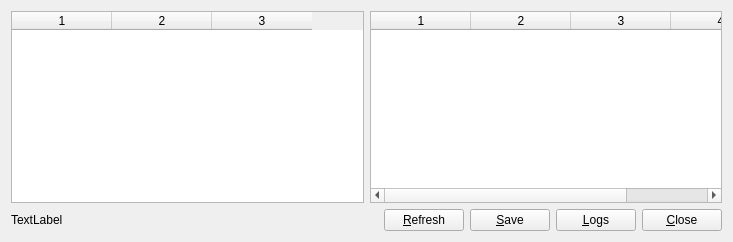
Before: the Qt Designer form ui/main.ui in KenjiTakahashi/gayeogi, drawn with Qt 5.
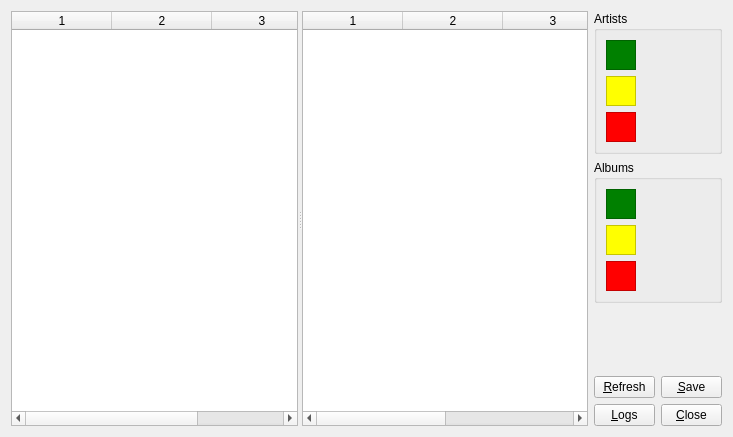
After: the same form once the commit is applied.

The edit to the form file:
```diff
--- a/ui/main.ui
+++ b/ui/main.ui
@@ -7,10 +7,10 @@
     <x>0</x>
     <y>0</y>
     <width>733</width>
-    <height>242</height>
+    <height>437</height>
    </rect>
   </property>
-  <layout class="QVBoxLayout" name="verticalLayout">
+  <layout class="QHBoxLayout" name="horizontalLayout_2">
    <item>
     <widget class="QWidget" name="widget" native="true">
      <layout class="QHBoxLayout" name="horizontalLayout">
@@ -18,6 +18,10 @@
        <number>0</number>
       </property>
       <item>
+       <widget class="QSplitter" name="splitter">
+        <property name="orientation">
+         <enum>Qt::Horizontal</enum>
+        </property>
        <widget class="QTableWidget" name="artists">
         <property name="editTriggers">
          <set>QAbstractItemView::NoEditTriggers</set>
@@ -44,8 +48,6 @@
         <column/>
         <column/>
        </widget>
-      </item>
-      <item>
        <widget class="QTableWidget" name="albums">
         <property name="editTriggers">
          <set>QAbstractItemView::NoEditTriggers</set>
@@ -70,44 +72,191 @@
         <column/>
         <column/>
        </widget>
+       </widget>
       </item>
      </layout>
     </widget>
    </item>
    <item>
-    <widget class="QWidget" name="widget_2" native="true">
-     <property name="maximumSize">
-      <size>
-       <width>16777215</width>
-       <height>27</height>
-      </size>
-     </property>
-     <layout class="QHBoxLayout" name="horizontalLayout_2">
+    <widget class="QWidget" name="widget_3" native="true">
+     <layout class="QGridLayout" name="gridLayout">
       <property name="margin">
        <number>0</number>
       </property>
-      <item>
-       <widget class="QLabel" name="label">
-        <property name="text">
-         <string>TextLabel</string>
+      <item row="0" column="0" colspan="2">
+       <widget class="QGroupBox" name="artistsStats">
+        <property name="title">
+         <string>Artists</string>
         </property>
-       </widget>
-      </item>
-      <item>
-       <spacer name="horizontalSpacer">
+        <layout class="QFormLayout" name="formLayout">
+         <item row="0" column="1">
+          <widget class="QLabel" name="artistsGreen"/>
+         </item>
+         <item row="1" column="0">
+          <widget class="QFrame" name="frame_2">
+           <property name="minimumSize">
+            <size>
+             <width>30</width>
+             <height>30</height>
+            </size>
+           </property>
+           <property name="styleSheet">
+            <string notr="true">background-color: yellow;</string>
+           </property>
+           <property name="frameShape">
+            <enum>QFrame::StyledPanel</enum>
+           </property>
+           <property name="frameShadow">
+            <enum>QFrame::Raised</enum>
+           </property>
+          </widget>
+         </item>
+         <item row="1" column="1">
+          <widget class="QLabel" name="artistsYellow"/>
+         </item>
+         <item row="2" column="0">
+          <widget class="QFrame" name="frame_3">
+           <property name="minimumSize">
+            <size>
+             <width>30</width>
+             <height>30</height>
+            </size>
+           </property>
+           <property name="styleSheet">
+            <string notr="true">background-color: red;</string>
+           </property>
+           <property name="frameShape">
+            <enum>QFrame::StyledPanel</enum>
+           </property>
+           <property name="frameShadow">
+            <enum>QFrame::Raised</enum>
+           </property>
+          </widget>
+         </item>
+         <item row="2" column="1">
+          <widget class="QLabel" name="artistsRed"/>
+         </item>
+         <item row="0" column="0">
+          <widget class="QFrame" name="frame">
+           <property name="minimumSize">
+            <size>
+             <width>30</width>
+             <height>30</height>
+            </size>
+           </property>
+           <property name="styleSheet">
+            <string notr="true">background-color: green;</string>
+           </property>
+           <property name="frameShape">
+            <enum>QFrame::StyledPanel</enum>
+           </property>
+           <property name="frameShadow">
+            <enum>QFrame::Raised</enum>
+           </property>
+          </widget>
+         </item>
+        </layout>
+       </widget>
+      </item>
+      <item row="1" column="0" colspan="2">
+       <widget class="QGroupBox" name="albumsStats">
+        <property name="title">
+         <string>Albums</string>
+        </property>
+        <layout class="QFormLayout" name="formLayout_2">
+         <property name="fieldGrowthPolicy">
+          <enum>QFormLayout::AllNonFixedFieldsGrow</enum>
+         </property>
+         <item row="0" column="0">
+          <widget class="QFrame" name="frame_6">
+           <property name="minimumSize">
+            <size>
+             <width>30</width>
+             <height>30</height>
+            </size>
+           </property>
+           <property name="styleSheet">
+            <string notr="true">background-color: green;</string>
+           </property>
+           <property name="frameShape">
+            <enum>QFrame::StyledPanel</enum>
+           </property>
+           <property name="frameShadow">
+            <enum>QFrame::Raised</enum>
+           </property>
+          </widget>
+         </item>
+         <item row="0" column="1">
+          <widget class="QLabel" name="albumsGreen"/>
+         </item>
+         <item row="1" column="0">
+          <widget class="QFrame" name="frame_5">
+           <property name="minimumSize">
+            <size>
+             <width>30</width>
+             <height>30</height>
+            </size>
+           </property>
+           <property name="styleSheet">
+            <string notr="true">background-color: yellow;</string>
+           </property>
+           <property name="frameShape">
+            <enum>QFrame::StyledPanel</enum>
+           </property>
+           <property name="frameShadow">
+            <enum>QFrame::Raised</enum>
+           </property>
+          </widget>
+         </item>
+         <item row="1" column="1">
+          <widget class="QLabel" name="albumsYellow"/>
+         </item>
+         <item row="2" column="0">
+          <widget class="QFrame" name="frame_4">
+           <property name="minimumSize">
+            <size>
+             <width>30</width>
+             <height>30</height>
+            </size>
+           </property>
+           <property name="styleSheet">
+            <string notr="true">background-color: red;</string>
+           </property>
+           <property name="frameShape">
+            <enum>QFrame::StyledPanel</enum>
+           </property>
+           <property name="frameShadow">
+            <enum>QFrame::Raised</enum>
+           </property>
+          </widget>
+         </item>
+         <item row="2" column="1">
+          <widget class="QLabel" name="albumsRed"/>
+         </item>
+        </layout>
+       </widget>
+      </item>
+      <item row="2" column="1">
+       <spacer name="verticalSpacer">
         <property name="orientation">
-         <enum>Qt::Horizontal</enum>
+         <enum>Qt::Vertical</enum>
         </property>
         <property name="sizeHint" stdset="0">
          <size>
-          <width>439</width>
-          <height>20</height>
+          <width>20</width>
+          <height>62</height>
          </size>
         </property>
        </spacer>
       </item>
-      <item>
+      <item row="3" column="0">
        <widget class="QPushButton" name="refresh">
+        <property name="maximumSize">
+         <size>
+          <width>61</width>
+          <height>16777215</height>
+         </size>
+        </property>
         <property name="statusTip">
          <string>Refresh the database (both filesystem and internet). (Not working yet! Restart app if you want to refresh)</string>
         </property>
@@ -116,8 +265,14 @@
         </property>
        </widget>
       </item>
-      <item>
+      <item row="3" column="1">
        <widget class="QPushButton" name="save">
+        <property name="maximumSize">
+         <size>
+          <width>61</width>
+          <height>16777215</height>
+         </size>
+        </property>
         <property name="statusTip">
          <string>Save current database to disk. (Do it if you don't like your changes to be lost!)</string>
         </property>
@@ -126,15 +281,30 @@
         </property>
        </widget>
       </item>
-      <item>
+      <item row="4" column="0">
        <widget class="QPushButton" name="log">
+        <property name="maximumSize">
+         <size>
+          <width>61</width>
+          <height>16777215</height>
+         </size>
+        </property>
+        <property name="statusTip">
+         <string>Access internet refreshing logs.</string>
+        </property>
         <property name="text">
          <string>&amp;Logs</string>
         </property>
        </widget>
       </item>
-      <item>
+      <item row="4" column="1">
        <widget class="QPushButton" name="close">
+        <property name="maximumSize">
+         <size>
+          <width>61</width>
+          <height>16777215</height>
+         </size>
+        </property>
         <property name="statusTip">
          <string>Close the application</string>
         </property>
```
Left out of the diff: 7 changed lines with no effect on the pictures. Lines whose indentation alone changed are shown as unchanged.
